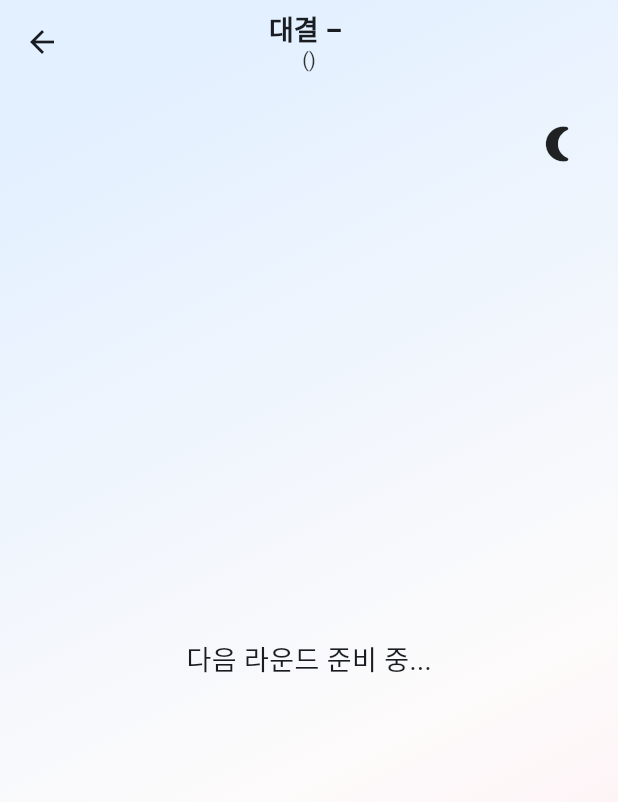
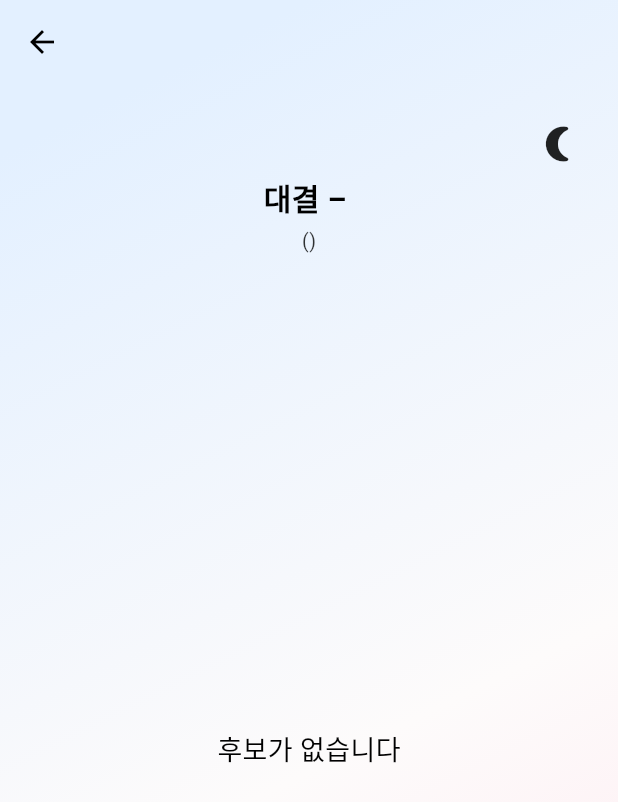
Before and after one commit to dudu020908/teamproject, a Flutter app: the TournamentScreen screen opened by its route, on a phone screen of 412 x 824 dp. Shown: the top 802 px of the screen. Run offline on Flutter 3.47's test engine with Material 3 defaults, Android fonts, the phone set to English and light mode, and no system bars; our stand-ins replace shared_preferences; accounts and stored records are empty.

Commit message:
결과화면 -> 뒤로가기 오류 해결, 토너먼트 스크린 대결정보 타이틀 위치, 애니메이션, 카드크기 및 텍스트 색상 수정,

```diff
--- a/lib/screens/tournament_screen.dart
+++ b/lib/screens/tournament_screen.dart
@@ -1,5 +1,3 @@
-// screens/tournament_screen.dart
-
 import 'package:flutter/material.dart';
 import 'package:provider/provider.dart';
 import 'package:teamproject/model/candidate.dart';
@@ -20,36 +18,37 @@ class TournamentScreen extends StatefulWidget {
 class _TournamentScreenState extends State<TournamentScreen> {
   bool _navigatedToWinner = false;
   bool _isAnimating = false;
-  Candidate? _selected;
-  bool _isLeftCardSelected = false;
+  Candidate? _selected; // Candidate 타입
+  bool _isLeftCardSelected = false; // 선택된 카드가 왼쪽 카드인지 여부
 
   @override
   Widget build(BuildContext context) {
+    // 전달된 라운드 정보 가져오기
     final args = ModalRoute.of(context)?.settings.arguments as Map?;
     final int? rounds = args?['rounds'] as int?;
+    final String roundsText = rounds != null ? ' (${rounds}강)' : '';
 
-    return Consumer<ThemeModeNotifier>(
-      builder: (context, themeNotifier, _) {
+    // Consumer로 감싸서 다크모드 반영
+    return Consumer2<ThemeModeNotifier, TournamentProvider>(
+      builder: (context, themeNotifier, provider, child) {
         final isDark = Theme.of(context).brightness == Brightness.dark;
         final textColor = isDark ? Colors.white : Colors.black;
 
-        final provider = context.watch<TournamentProvider>();
         final currentPair = provider.currentPair;
-        final topic = provider.topicTitle;
+        final topic = provider.topicTitle; // 현재 주제 이름
 
-        // 라운드 라벨 / 진행도 / 부전승 문구
-        final label = provider.roundLabel; // 9강 / 5강 / 3강 / 결승
+        // UI에 표시할 상태 텍스트 구성
+        final label = provider.roundLabel;
         final pairText = provider.roundPairsTotal > 0
             ? '${provider.currentPairIndexDisplay}/${provider.roundPairsTotal}'
             : '';
         final byeHint = provider.byeThisRound ? ' · 부전승 1명 포함' : '';
         final statusText =
             '($label${pairText.isNotEmpty ? ' $pairText' : ''}$byeHint)';
-        final roundsText = rounds != null ? ' · 시작 ${rounds}강' : '';
 
-        // 우승이 결정된 순간 WinnerScreen 으로 이동
+        // 우승자 확정 시 결과화면 이동
         if (provider.hasWinner && !_navigatedToWinner) {
-          _navigatedToWinner = true;
+          _navigatedToWinner = true; // 중복 방지
           WidgetsBinding.instance.addPostFrameCallback((_) {
             Navigator.pushNamed(
               context,
@@ -60,20 +59,33 @@ class _TournamentScreenState extends State<TournamentScreen> {
         }
 
         return Scaffold(
-          extendBodyBehindAppBar: true,
+          extendBodyBehindAppBar: true, // 배경을 AppBar 뒤까지 확장
           appBar: AppBar(
             centerTitle: true,
             backgroundColor: Colors.transparent,
             elevation: 0,
-            title: Column(
+            foregroundColor: textColor,
+          ),
+
+          body: GradientBackground(
+            child: Stack(
+              children: [
+                // 토너먼트 정보: "대결-주제" + "(8강/부전승)" 표시
+                Positioned(
+                  top: kToolbarHeight + MediaQuery.of(context).padding.top + 5,
+                  left: 0,
+                  right: 0,
+                  child: Column(
                     children: [
                       Text(
                         '대결 – $topic',
-                  style: const TextStyle(
-                    fontSize: 18,
+                        style: TextStyle(
+                          fontSize: 20,
                           fontWeight: FontWeight.bold,
+                          color: textColor,
                         ),
                       ),
+                      const SizedBox(height: 4),
                       Text(
                         '$statusText$roundsText',
                         style: TextStyle(
@@ -84,64 +96,80 @@ class _TournamentScreenState extends State<TournamentScreen> {
                     ],
                   ),
                 ),
-          body: GradientBackground(
-            child: Stack(
+
+                // 카드 UI
+                Padding(
+                  padding: const EdgeInsets.only(top: 120),
+                  child: Center(
+                    child: provider.hasWinner
+                        ? const SizedBox.shrink()
+                        : currentPair.isEmpty
+                        ? Text(
+                            "후보가 없습니다",
+                            style: TextStyle(color: textColor, fontSize: 18),
+                          )
+                        : Stack(
                             alignment: Alignment.center,
                             children: [
-                if (provider.hasWinner)
-                  const SizedBox.shrink()
-                else if (currentPair.isEmpty)
-                  // 페어 전환 사이 짧은 대기 상태
-                  const Center(
-                    child: Text(
-                      '다음 라운드 준비 중...',
-                      style: TextStyle(fontSize: 18),
+                              // AnimatedSwitcher (다음 라운드 전환 효과)
+                              AnimatedSwitcher(
+                                duration: const Duration(milliseconds: 600),
+                                transitionBuilder: (child, anim) {
+                                  return ScaleTransition(
+                                    scale: CurvedAnimation(
+                                      parent: anim,
+                                      curve: Curves.elasticOut,
                                     ),
+                                    child: child,
+                                  );
+                                },
+
+                                child: _isAnimating
+                                    ? const SizedBox.shrink(
+                                        key: ValueKey('gap'),
                                       )
-                else
-                  // 실제 대결 카드 영역
-                  Column(
-                    mainAxisAlignment: MainAxisAlignment.center,
-                    children: [
-                      const SizedBox(height: 32),
-                      Row(
-                        mainAxisAlignment: MainAxisAlignment.spaceEvenly,
+                                    : Row(
+                                        key: ValueKey(
+                                          currentPair
+                                              .map((c) => c.title)
+                                              .join(','),
+                                        ),
+                                        mainAxisAlignment:
+                                            MainAxisAlignment.center,
                                         children: currentPair.map((candidate) {
-                          final isBye = candidate.isBye;
+                                          // 부전승 후보라면 전용 카드 UI 표시
+                                          if (candidate.isBye) {
+                                            return Expanded(
+                                              child: _ByeCard(isDark: isDark),
+                                            );
+                                          }
 
+                                          // 일반 후보 카드
                                           return Expanded(
-                            child: Padding(
-                              padding: const EdgeInsets.all(12.0),
-                              child: isBye
-                                  // 부전승 카드: 이미지 대신 텍스트 박스
-                                  ? _ByeCard(isDark: isDark)
-                                  : PickCard(
+                                            child: AnimatedScale(
+                                              scale: _selected == candidate
+                                                  ? 0.95
+                                                  : 1.0,
+                                              duration: const Duration(
+                                                milliseconds: 150,
+                                              ),
+                                              child: PickCard(
                                                 title: candidate.title,
                                                 imageUrl: candidate.imageUrl,
                                                 onTap: _isAnimating
                                                     ? () {}
-                                          : () =>
-                                                _onSelect(provider, candidate),
+                                                    : () => _onSelect(
+                                                        provider,
+                                                        candidate,
+                                                      ),
                                               ),
                                             ),
                                           );
                                         }).toList(),
                                       ),
-
-                      const SizedBox(height: 40),
-                      Text(
-                        provider.byeThisRound
-                            ? '부전승이 포함된 라운드입니다.'
-                            : '마음에 드는 후보를 선택하세요.',
-                        style: TextStyle(
-                          fontSize: 16,
-                          color: textColor.withOpacity(0.9),
-                        ),
-                      ),
-                    ],
                               ),
 
-                // 승자 선택 애니메이션 오버레이
+                              // 선택된 카드 확대 + 이동 애니메이션
                               if (_selected != null && _isAnimating)
                                 PickWinnerAnimator(
                                   candidate: _selected!,
@@ -149,17 +177,25 @@ class _TournamentScreenState extends State<TournamentScreen> {
                                   onAnimationComplete: () {
                                     provider.pickWinner(_selected!);
 
-                      Future.delayed(const Duration(milliseconds: 200), () {
-                        if (!mounted) return;
+                                    Future.delayed(
+                                      const Duration(milliseconds: 200),
+                                      () {
+                                        if (mounted) {
                                           setState(() {
                                             _selected = null;
                                             _isAnimating = false;
                                           });
-                      });
+                                        }
+                                      },
+                                    );
                                   },
                                 ),
+                            ],
+                          ),
+                  ),
+                ),
 
-                // 상단 다크모드 토글
+                // 상단 다크모드 토글 버튼
                 const DarkModeToggle(),
               ],
             ),
@@ -172,20 +208,23 @@ class _TournamentScreenState extends State<TournamentScreen> {
   // 카드 선택 시 호출
   void _onSelect(TournamentProvider provider, Candidate candidate) {
     if (_isAnimating) return;
-    if (candidate.isBye) return; // 부전승 카드는 절대 선택되지 않도록 방어
+
+    // 부전승 후보는 절대 선택되지 않음
+    if (candidate.isBye) return;
 
     final currentPair = provider.currentPair;
+    // 선택된 카드가 왼쪽인지 확인
     final isLeft = currentPair.isNotEmpty && currentPair[0] == candidate;
 
     setState(() {
       _selected = candidate;
       _isAnimating = true;
-      _isLeftCardSelected = isLeft;
+      _isLeftCardSelected = isLeft; // 상태 저장
     });
   }
 }
 
-// 부전승 카드 전용 위젯
+// 부전승 카드 전용 UI
 class _ByeCard extends StatelessWidget {
   final bool isDark;
   const _ByeCard({required this.isDark});
@@ -198,6 +237,7 @@ class _ByeCard extends StatelessWidget {
 
     return Container(
       height: 260,
+      margin: const EdgeInsets.all(12),
       decoration: BoxDecoration(
         color: bg,
         borderRadius: BorderRadius.circular(24),
--- a/lib/widgets/pick_winner_card.dart
+++ b/lib/widgets/pick_winner_card.dart
@@ -74,6 +74,7 @@ class _PickCardState extends State<PickCard> {
                   style: const TextStyle(
                     fontSize: 16,
                     fontWeight: FontWeight.bold,
+                    color: Colors.black,
                   ),
                 ),
               ),
```
Also changed, not shown: lib/screens/winner_screen.dart (+32 -9 lines). Lines whose indentation alone changed are shown as unchanged.
